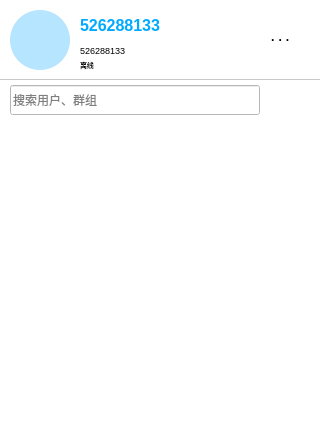
First picture: the form in mainscene.ui, repository ShortFlier/MiniChat_client, before the edit.
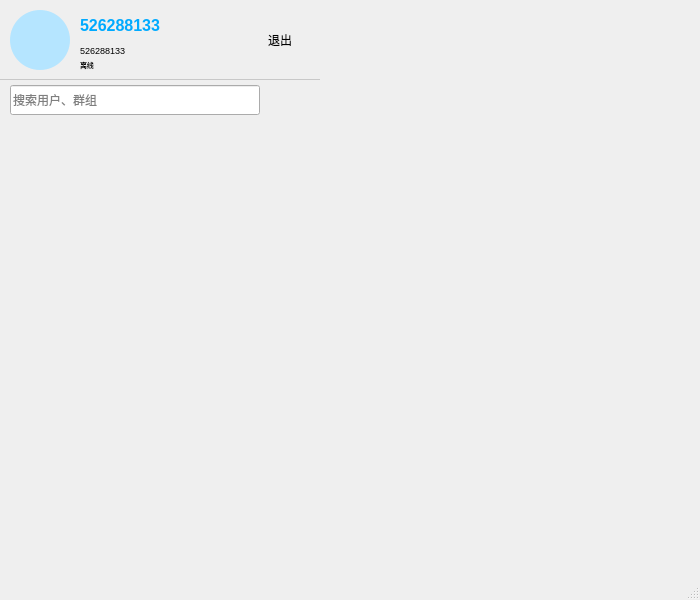
Second picture: the form after the edit.

Patch:
```diff
--- a/mainscene.ui
+++ b/mainscene.ui
@@ -1,21 +1,28 @@
 <?xml version="1.0" encoding="UTF-8"?>
 <ui version="4.0">
  <class>MainScene</class>
- <widget class="QWidget" name="MainScene">
+ <widget class="QMainWindow" name="MainScene">
   <property name="geometry">
    <rect>
     <x>0</x>
     <y>0</y>
-    <width>320</width>
-    <height>448</height>
+    <width>700</width>
+    <height>600</height>
    </rect>
   </property>
+  <property name="minimumSize">
+   <size>
+    <width>700</width>
+    <height>600</height>
+   </size>
+  </property>
   <property name="windowTitle">
    <string>Form</string>
   </property>
   <property name="styleSheet">
-   <string notr="true">background-color:#ffffff;</string>
+   <string notr="true"/>
   </property>
+  <widget class="QWidget" name="centralwidget">
   <widget class="QWidget" name="widget" native="true">
    <property name="geometry">
     <rect>
@@ -122,9 +129,9 @@
     <widget class="QPushButton" name="pushButton_2">
      <property name="geometry">
       <rect>
-       <x>10</x>
+        <x>5</x>
        <y>20</y>
-       <width>21</width>
+        <width>30</width>
        <height>20</height>
       </rect>
      </property>
@@ -132,11 +139,10 @@
       <cursorShape>PointingHandCursor</cursorShape>
      </property>
      <property name="styleSheet">
-      <string notr="true">border:none;
-font-weight:bold;</string>
+       <string notr="true">border:none;</string>
      </property>
      <property name="text">
-      <string>· · ·</string>
+       <string>退出</string>
      </property>
     </widget>
    </widget>
@@ -183,6 +189,18 @@
     </property>
    </widget>
   </widget>
+  </widget>
+  <widget class="QMenuBar" name="menubar">
+   <property name="geometry">
+    <rect>
+     <x>0</x>
+     <y>0</y>
+     <width>700</width>
+     <height>18</height>
+    </rect>
+   </property>
+  </widget>
+  <widget class="QStatusBar" name="statusbar"/>
  </widget>
  <resources/>
  <connections/>
```
Left out of the diff: 2 changed lines with no effect on the pictures. Lines whose indentation alone changed are shown as unchanged.
